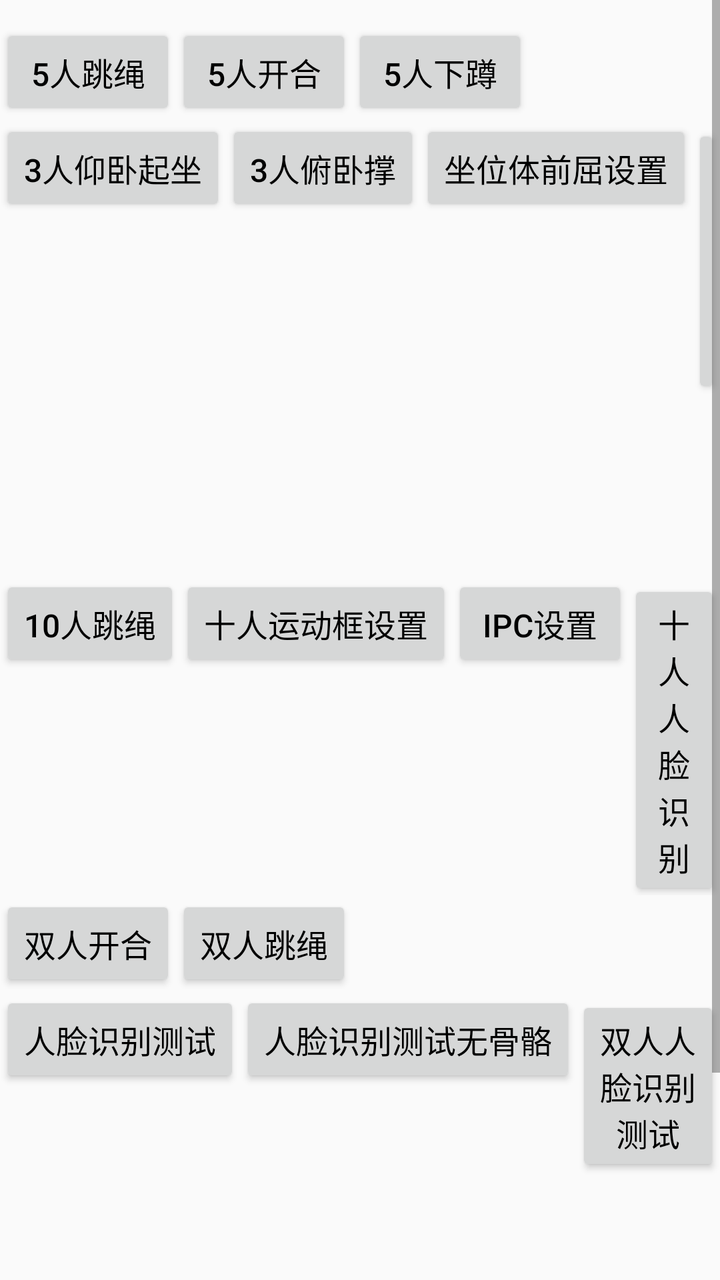
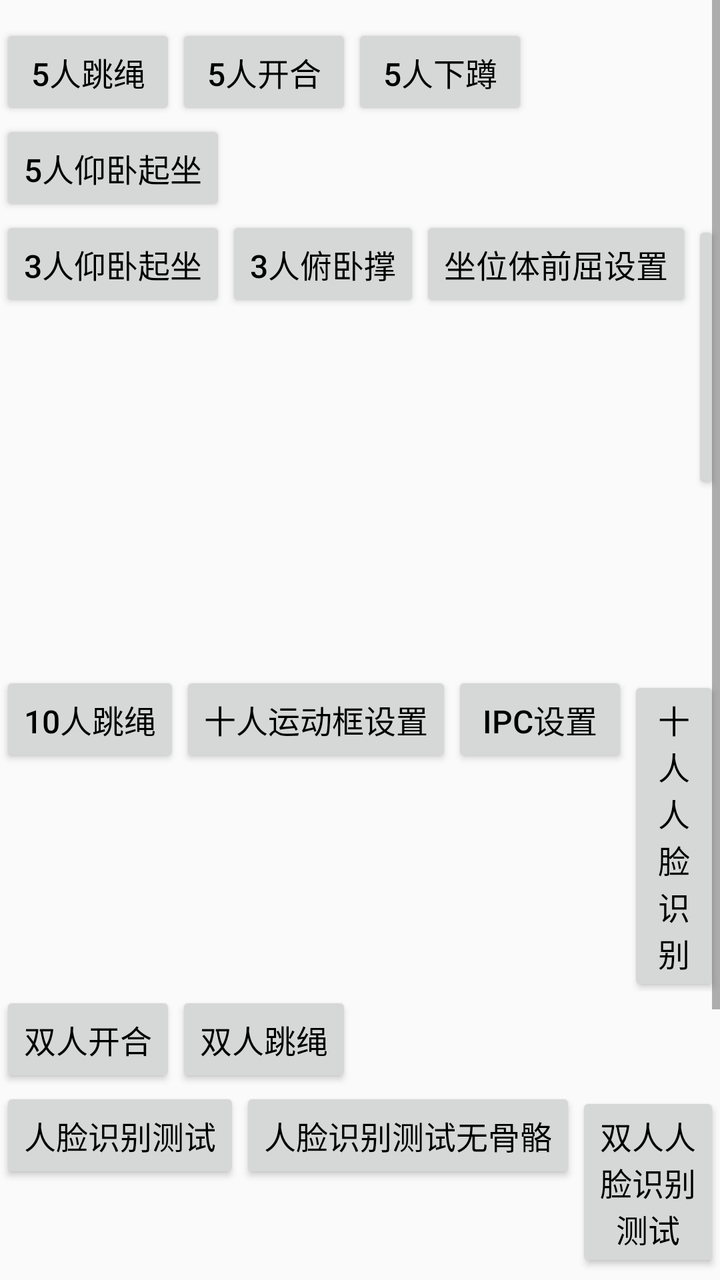

Before-and-after screenshots of an Android layout around one commit, followed by the original layout XML and the change that was made.
<!-- AndroidManifest.xml: application theme AppTheme -->
<!-- res/layout/ac_main.xml -->
<?xml version="1.0" encoding="utf-8"?>
<androidx.constraintlayout.widget.ConstraintLayout xmlns:android="http://schemas.android.com/apk/res/android"
    xmlns:app="http://schemas.android.com/apk/res-auto"
    android:layout_width="match_parent"
    android:layout_height="match_parent">

    <ScrollView
        android:layout_width="match_parent"
        android:layout_height="match_parent"
        android:layout_centerHorizontal="true"
        android:scrollbars="vertical">

        <LinearLayout
            android:layout_width="wrap_content"
            android:layout_height="wrap_content"
            android:layout_centerInParent="true"
            android:orientation="vertical"
            android:paddingTop="12dp"
            android:paddingBottom="12dp">

            <LinearLayout
                android:layout_width="wrap_content"
                android:layout_height="wrap_content"
                android:orientation="horizontal">

                <Button
                    android:id="@+id/bnt_0"
                    android:layout_width="wrap_content"
                    android:layout_height="wrap_content"
                    android:text="5人跳绳"
                    android:textColor="@color/color_black"
                    android:textSize="16sp" />

                <Button
                    android:id="@+id/bnt_3"
                    android:layout_width="wrap_content"
                    android:layout_height="wrap_content"
                    android:text="5人开合"
                    android:textColor="@color/color_black"
                    android:textSize="16sp" />

                <Button
                    android:id="@+id/bnt_4"
                    android:layout_width="wrap_content"
                    android:layout_height="wrap_content"
                    android:text="5人下蹲"
                    android:textColor="@color/color_black"
                    android:textSize="16sp" />

            </LinearLayout>

            <LinearLayout
                android:layout_width="wrap_content"
                android:layout_height="wrap_content"
                android:orientation="horizontal">

                <Button
                    android:id="@+id/bnt_8"
                    android:layout_width="wrap_content"
                    android:layout_height="wrap_content"
                    android:text="3人仰卧起坐"
                    android:textColor="@color/color_black"
                    android:textSize="16sp" />

                <Button
                    android:id="@+id/bnt_9"
                    android:layout_width="wrap_content"
                    android:layout_height="wrap_content"
                    android:text="3人俯卧撑"
                    android:textColor="@color/color_black"
                    android:textSize="16sp" />

                <Button
                    android:id="@+id/bnt_10"
                    android:layout_width="wrap_content"
                    android:layout_height="wrap_content"
                    android:text="坐位体前屈设置"
                    android:textColor="@color/color_black"
                    android:textSize="16sp" />

                <Button
                    android:id="@+id/bnt_zw"
                    android:layout_width="wrap_content"
                    android:layout_height="wrap_content"
                    android:text="坐位体前屈"
                    android:textColor="@color/color_black"
                    android:textSize="16sp" />

                <Button
                    android:id="@+id/btn_forward_6_set"
                    android:layout_width="wrap_content"
                    android:layout_height="wrap_content"
                    android:text="6人坐位体前屈设置"
                    android:textColor="@color/color_black"
                    android:textSize="16sp" />

                <Button
                    android:id="@+id/btn_forward_6"
                    android:layout_width="wrap_content"
                    android:layout_height="wrap_content"
                    android:text="6人坐位体前屈"
                    android:textColor="@color/color_black"
                    android:textSize="16sp" />

            </LinearLayout>

            <LinearLayout
                android:layout_width="wrap_content"
                android:layout_height="wrap_content"
                android:orientation="horizontal">

                <Button
                    android:id="@+id/bnt_11"
                    android:layout_width="wrap_content"
                    android:layout_height="wrap_content"
                    android:text="10人跳绳"
                    android:textColor="@color/color_black"
                    android:textSize="16sp" />

                <Button
                    android:id="@+id/btn_10_region_set"
                    android:layout_width="wrap_content"
                    android:layout_height="wrap_content"
                    android:text="十人运动框设置"
                    android:textColor="@color/color_black"
                    android:textSize="16sp" />

                <Button
                    android:id="@+id/btn_ipc_set"
                    android:layout_width="wrap_content"
                    android:layout_height="wrap_content"
                    android:text="IPC设置"
                    android:textColor="@color/color_black"
                    android:textSize="16sp" />

                <Button
                    android:id="@+id/btn_ten_face"
                    android:layout_width="wrap_content"
                    android:layout_height="wrap_content"
                    android:text="十人人脸识别"
                    android:textColor="@color/color_black"
                    android:textSize="16sp" />
            </LinearLayout>

            <LinearLayout
                android:layout_width="wrap_content"
                android:layout_height="wrap_content"
                android:orientation="horizontal">

                <Button
                    android:id="@+id/bnt_12"
                    android:layout_width="wrap_content"
                    android:layout_height="wrap_content"
                    android:text="双人开合"
                    android:textColor="@color/color_black"
                    android:textSize="16sp" />

                <Button
                    android:id="@+id/bnt_13"
                    android:layout_width="wrap_content"
                    android:layout_height="wrap_content"
                    android:text="双人跳绳"
                    android:textColor="@color/color_black"
                    android:textSize="16sp" />

            </LinearLayout>

            <LinearLayout
                android:layout_width="wrap_content"
                android:layout_height="wrap_content">

                <Button
                    android:id="@+id/btn_face_test"
                    android:layout_width="wrap_content"
                    android:layout_height="wrap_content"
                    android:text="人脸识别测试"
                    android:textColor="@color/color_black"
                    android:textSize="16sp" />

                <Button
                    android:id="@+id/btn_face_test2"
                    android:layout_width="wrap_content"
                    android:layout_height="wrap_content"
                    android:text="人脸识别测试无骨骼"
                    android:textColor="@color/color_black"
                    android:textSize="16sp" />

                <Button
                    android:id="@+id/btn_double_face"
                    android:layout_width="wrap_content"
                    android:layout_height="wrap_content"
                    android:text="双人人脸识别测试"
                    android:textColor="@color/color_black"
                    android:textSize="16sp" />

                <Button
                    android:id="@+id/btn_pic_identify"
                    android:layout_width="wrap_content"
                    android:layout_height="wrap_content"
                    android:text="图片人脸识别"
                    android:textColor="@color/color_black"
                    android:textSize="16sp" />
            </LinearLayout>

            <LinearLayout
                android:layout_width="wrap_content"
                android:layout_height="wrap_content">

                <Button
                    android:id="@+id/btn_nfc_test"
                    android:layout_width="wrap_content"
                    android:layout_height="wrap_content"
                    android:text="NFC读卡测试"
                    android:textColor="@color/color_black"
                    android:textSize="16sp" />
            </LinearLayout>

            <LinearLayout
                android:layout_width="wrap_content"
                android:layout_height="wrap_content">

                <Button
                    android:id="@+id/btn_body_test"
                    android:layout_width="wrap_content"
                    android:layout_height="wrap_content"
                    android:text="框体测试"
                    android:textColor="@color/color_black"
                    android:textSize="16sp" />
            </LinearLayout>

        </LinearLayout>

    </ScrollView>

    <TextView
        android:id="@+id/tv_org_id"
        android:layout_width="wrap_content"
        android:layout_height="wrap_content"
        android:layout_marginEnd="@dimen/dp_60"
        android:layout_marginBottom="@dimen/dp_60"
        app:layout_constraintBottom_toBottomOf="parent"
        app:layout_constraintEnd_toEndOf="parent" />
</androidx.constraintlayout.widget.ConstraintLayout>
<!-- resources referenced by this layout -->
<resources>
  <color name="color_black">#000000</color>
  <dimen name="dp_60">60dp</dimen>
  <style name="AppTheme" parent="Theme.AppCompat.DayNight.NoActionBar">
          <item name="colorPrimary">#00FFFF</item>
          <item name="colorPrimaryDark">#FFFFFF</item>
          <item name="colorAccent">#FFFF00</item>
          <item name="android:windowActionBar">false</item>
          <item name="android:windowNoTitle">true</item>
          <item name="android:windowContentTransitions">true</item>
          <item name="android:statusBarColor">@android:color/transparent</item>
          <item name="android:windowFullscreen">true</item>
          <item name="android:windowTranslucentNavigation">true</item>
          <item name="android:windowTranslucentStatus">true</item>
          <item name="android:windowDisablePreview">true</item>
      </style>
</resources>

<!-- the commit's change to res/layout/ac_main.xml (unified diff, before → after) -->
@@ -47,6 +47,18 @@
                     android:textColor="@color/color_black"
                     android:textSize="16sp" />
 
+            </LinearLayout>
+
+            <LinearLayout
+                android:layout_width="match_parent"
+                android:layout_height="wrap_content">
+                <Button
+                    android:id="@+id/bnt_1"
+                    android:layout_width="wrap_content"
+                    android:layout_height="wrap_content"
+                    android:text="5人仰卧起坐"
+                    android:textColor="@color/color_black"
+                    android:textSize="16sp" />
             </LinearLayout>
 
             <LinearLayout
